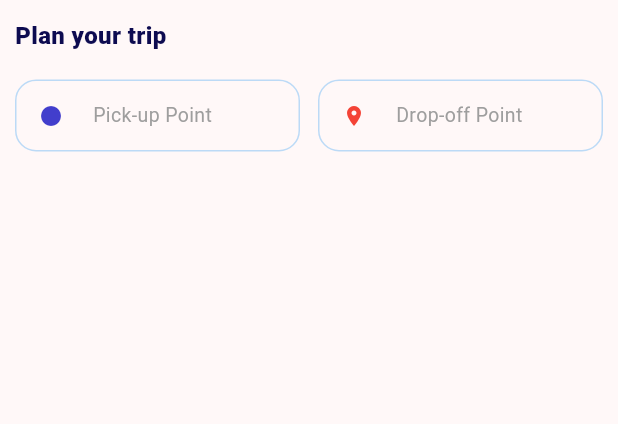
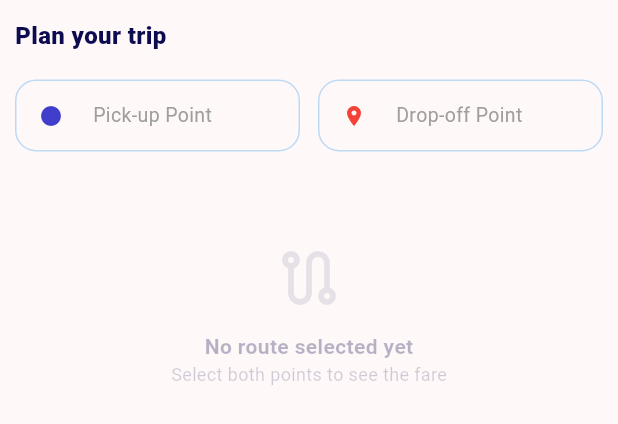
Before and after one commit to reagan13/mati-byahe, a Flutter app: the LocationSelector widget shown alone on an empty page, opened directly, on a phone screen of 412 x 824 dp. Shown: the top 424 px of the screen. Run offline on Flutter 3.47's test engine with Material 3 defaults, Android fonts, the phone set to English and light mode, and no system bars; our stand-ins replace flutter_dotenv, pin_code_fields, shared_preferences, smooth_page_indicator, sqflite, sqflite_common_ffi and 1 more; accounts and stored records are empty; network calls fail.

Commit message:
adding placeholder for fare display if no routes is selected and add a clear in the input

```diff
--- a/lib/home/widgets/location_selector.dart
+++ b/lib/home/widgets/location_selector.dart
@@ -93,12 +93,16 @@ class _LocationSelectorState extends State<LocationSelector> {
   @override
   Widget build(BuildContext context) {
     final fare = _calculateFare();
+    final bool hasSelection = _pickup != null || _drop != null;
 
     return Padding(
       padding: const EdgeInsets.symmetric(horizontal: 10, vertical: 12),
       child: SingleChildScrollView(
         child: Column(
           crossAxisAlignment: CrossAxisAlignment.start,
+          children: [
+            Row(
+              mainAxisAlignment: MainAxisAlignment.spaceBetween,
               children: [
                 const Text(
                   'Plan your trip',
@@ -107,6 +111,25 @@ class _LocationSelectorState extends State<LocationSelector> {
                     fontWeight: FontWeight.w800,
                     color: AppColors.darkNavy,
                   ),
+                ),
+                if (hasSelection)
+                  TextButton(
+                    onPressed: _resetTrip,
+                    style: TextButton.styleFrom(
+                      padding: EdgeInsets.zero,
+                      minimumSize: const Size(50, 30),
+                      tapTargetSize: MaterialTapTargetSize.shrinkWrap,
+                    ),
+                    child: const Text(
+                      'Clear',
+                      style: TextStyle(
+                        color: Colors.redAccent,
+                        fontWeight: FontWeight.bold,
+                        fontSize: 13,
+                      ),
+                    ),
+                  ),
+              ],
             ),
             const SizedBox(height: 18),
             Row(
@@ -132,7 +155,40 @@ class _LocationSelectorState extends State<LocationSelector> {
                 ),
               ],
             ),
-            if (fare != null) FareDisplay(fare: fare, onArrived: _resetTrip),
+            const SizedBox(height: 20),
+            if (fare != null)
+              FareDisplay(fare: fare, onArrived: _resetTrip)
+            else
+              Center(
+                child: Padding(
+                  padding: const EdgeInsets.symmetric(vertical: 40),
+                  child: Column(
+                    children: [
+                      Icon(
+                        Icons.route_outlined,
+                        size: 48,
+                        color: AppColors.darkNavy.withOpacity(0.1),
+                      ),
+                      const SizedBox(height: 12),
+                      Text(
+                        'No route selected yet',
+                        style: TextStyle(
+                          fontSize: 14,
+                          fontWeight: FontWeight.w600,
+                          color: AppColors.darkNavy.withOpacity(0.3),
+                        ),
+                      ),
+                      Text(
+                        'Select both points to see the fare',
+                        style: TextStyle(
+                          fontSize: 12,
+                          color: AppColors.darkNavy.withOpacity(0.2),
+                        ),
+                      ),
+                    ],
+                  ),
+                ),
+              ),
           ],
         ),
       ),
```
Lines whose indentation alone changed are shown as unchanged.
